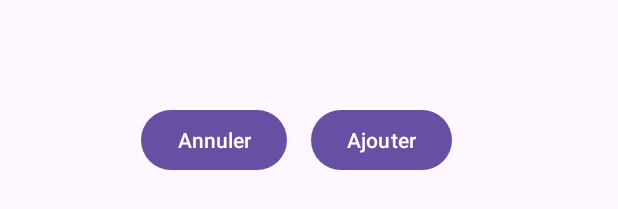
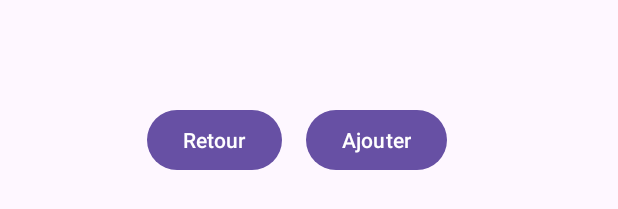
Before and after one commit to mohamedamin123/gestion-article-users, an Android app: the layout activity_image_commande.xml on its own in the app's theme, with its tools: preview values and no code run, on a phone screen of 412 x 824 dp. Shown: the part 1012-1221 px from the top of the screen. Run offline under Robolectric (Android 15) with nearby library versions, the phone set to English and light mode, and no system bars.

Commit message:
version 13/09/2024 v4

```diff
--- a/app/src/main/java/com/example/gestion_de_stock/AjouterModeleActivity.java
+++ b/app/src/main/java/com/example/gestion_de_stock/AjouterModeleActivity.java
@@ -80,6 +80,7 @@ public class AjouterModeleActivity extends AppCompatActivity implements AjouterC
             saveAndClose=false;
             PreferencesManager.clearData();
             startActivity(backIntent);
+            finish();
         });
 
         // Setup click listener for "Enregistrer" button
@@ -229,6 +230,7 @@ public class AjouterModeleActivity extends AppCompatActivity implements AjouterC
                     Intent backIntent = new Intent(AjouterModeleActivity.this, ViewClientActivity.class);
                     backIntent.putExtra("clientId", clientId);
                     startActivity(backIntent);
+                    finish();
                 } else {
                     Toast.makeText(AjouterModeleActivity.this, getResources().getText(R.string.failed_commande), Toast.LENGTH_SHORT).show();
                 }
--- a/app/src/main/java/com/example/gestion_de_stock/ImageCommandeActivity.java
+++ b/app/src/main/java/com/example/gestion_de_stock/ImageCommandeActivity.java
@@ -115,6 +115,7 @@ public class ImageCommandeActivity extends AppCompatActivity implements PhotoCom
             Intent intent1 = new Intent(ImageCommandeActivity.this, ViewClientActivity.class);
             intent1.putExtra("clientId", idClient);
             startActivity(intent1);
+            finish();
         });
     }
 
--- a/app/src/main/java/com/example/gestion_de_stock/ListeClientsActivity.java
+++ b/app/src/main/java/com/example/gestion_de_stock/ListeClientsActivity.java
@@ -108,7 +108,6 @@ public class ListeClientsActivity extends AppCompatActivity implements CLientAda
             ActivityCompat.requestPermissions(this, new String[]{android.Manifest.permission.CALL_PHONE}, REQUEST_CALL_PHONE);
             return;
         }
-
         startActivity(callIntent);
     }
 
--- a/app/src/main/java/com/example/gestion_de_stock/MainActivity.java
+++ b/app/src/main/java/com/example/gestion_de_stock/MainActivity.java
@@ -33,7 +33,6 @@ public class MainActivity extends AppCompatActivity {
         binding.client.setOnClickListener(new View.OnClickListener() {
             @Override
             public void onClick(View v) {
-                finish();
                 startActivity(new Intent(MainActivity.this, ListeClientsActivity.class));            }
         });
 
--- a/app/src/main/res/layout/activity_image_commande.xml
+++ b/app/src/main/res/layout/activity_image_commande.xml
@@ -40,7 +40,7 @@
             android:id="@+id/buttonAnnuler"
             android:layout_width="wrap_content"
             android:layout_height="wrap_content"
-            android:text="@string/annuler"/>
+            android:text="@string/retour"/>
 
         <Button
             android:id="@+id/ajouterPhoto"
--- a/app/src/main/res/layout/activity_view_client.xml
+++ b/app/src/main/res/layout/activity_view_client.xml
@@ -108,7 +108,7 @@
             android:id="@+id/buttonAnnuler"
             android:layout_width="wrap_content"
             android:layout_height="wrap_content"
-            android:text="@string/annuler"/>
+            android:text="@string/retour"/>
 
         <Button
             android:id="@+id/buttonAjouter"
--- a/app/src/main/res/values/strings.xml
+++ b/app/src/main/res/values/strings.xml
@@ -47,4 +47,5 @@
     <string name="no_commande">Aucune commande enregistrée trouvée</string>
     <string name="meme_commande">Certaines commandes ont la même couleur. Veuillez les corriger</string>
     <string name="fermer">Fermer</string>
+    <string name="retour">Retour</string>
 </resources>
```
